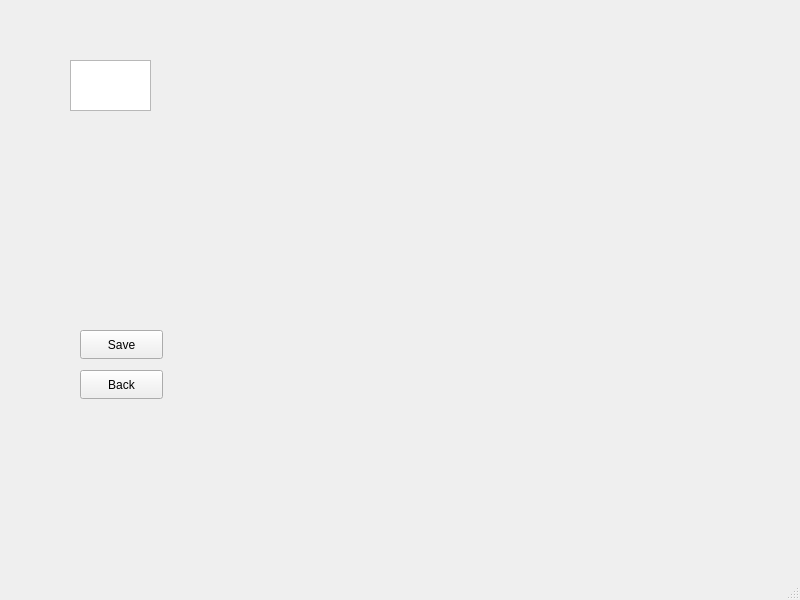
StephenFitz1/CS4076Project, file project/recipeCreationWindow.ui: the form before one commit.
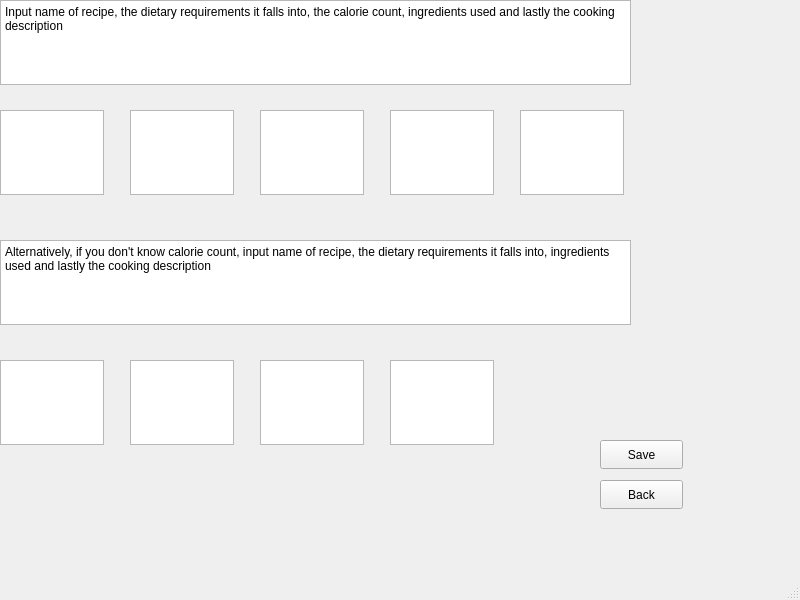
The form after the commit.

Patch:
```diff
--- a/project/recipeCreationWindow.ui
+++ b/project/recipeCreationWindow.ui
@@ -17,8 +17,8 @@
    <widget class="QPushButton" name="pushButton">
     <property name="geometry">
      <rect>
-      <x>80</x>
-      <y>370</y>
+      <x>600</x>
+      <y>480</y>
       <width>83</width>
       <height>29</height>
      </rect>
@@ -30,8 +30,8 @@
    <widget class="QPushButton" name="pushButton_2">
     <property name="geometry">
      <rect>
-      <x>80</x>
-      <y>330</y>
+      <x>600</x>
+      <y>440</y>
       <width>83</width>
       <height>29</height>
      </rect>
@@ -40,13 +40,135 @@
      <string>Save</string>
     </property>
    </widget>
+   <widget class="QPlainTextEdit" name="plainTextEdit">
+    <property name="geometry">
+     <rect>
+      <x>0</x>
+      <y>110</y>
+      <width>104</width>
+      <height>85</height>
+     </rect>
+    </property>
+   </widget>
+   <widget class="QPlainTextEdit" name="plainTextEdit_2">
+    <property name="geometry">
+     <rect>
+      <x>130</x>
+      <y>110</y>
+      <width>104</width>
+      <height>85</height>
+     </rect>
+    </property>
+   </widget>
+   <widget class="QPlainTextEdit" name="plainTextEdit_3">
+    <property name="geometry">
+     <rect>
+      <x>260</x>
+      <y>110</y>
+      <width>104</width>
+      <height>85</height>
+     </rect>
+    </property>
+   </widget>
+   <widget class="QPlainTextEdit" name="plainTextEdit_4">
+    <property name="geometry">
+     <rect>
+      <x>390</x>
+      <y>110</y>
+      <width>104</width>
+      <height>85</height>
+     </rect>
+    </property>
+   </widget>
+   <widget class="QPlainTextEdit" name="plainTextEdit_5">
+    <property name="geometry">
+     <rect>
+      <x>520</x>
+      <y>110</y>
+      <width>104</width>
+      <height>85</height>
+     </rect>
+    </property>
+   </widget>
    <widget class="QTextEdit" name="textEdit">
     <property name="geometry">
      <rect>
-      <x>70</x>
-      <y>60</y>
-      <width>81</width>
-      <height>51</height>
+      <x>0</x>
+      <y>0</y>
+      <width>631</width>
+      <height>85</height>
+     </rect>
+    </property>
+    <property name="html">
+     <string>&lt;!DOCTYPE HTML PUBLIC &quot;-//W3C//DTD HTML 4.0//EN&quot; &quot;http://www.w3.org/TR/REC-html40/strict.dtd&quot;&gt;
+&lt;html&gt;&lt;head&gt;&lt;meta name=&quot;qrichtext&quot; content=&quot;1&quot; /&gt;&lt;meta charset=&quot;utf-8&quot; /&gt;&lt;style type=&quot;text/css&quot;&gt;
+p, li { white-space: pre-wrap; }
+hr { height: 1px; border-width: 0; }
+li.unchecked::marker { content: &quot;\2610&quot;; }
+li.checked::marker { content: &quot;\2612&quot;; }
+&lt;/style&gt;&lt;/head&gt;&lt;body style=&quot; font-family:'Segoe UI'; font-size:9pt; font-weight:400; font-style:normal;&quot;&gt;
+&lt;p style=&quot; margin-top:0px; margin-bottom:0px; margin-left:0px; margin-right:0px; -qt-block-indent:0; text-indent:0px;&quot;&gt;Input name of recipe, the dietary requirements it falls into, the calorie count, ingredients used and lastly the cooking description&lt;/p&gt;
+&lt;p style=&quot;-qt-paragraph-type:empty; margin-top:0px; margin-bottom:0px; margin-left:0px; margin-right:0px; -qt-block-indent:0; text-indent:0px;&quot;&gt;&lt;br /&gt;&lt;/p&gt;&lt;/body&gt;&lt;/html&gt;</string>
+    </property>
+   </widget>
+   <widget class="QTextEdit" name="textEdit_2">
+    <property name="geometry">
+     <rect>
+      <x>0</x>
+      <y>240</y>
+      <width>631</width>
+      <height>85</height>
+     </rect>
+    </property>
+    <property name="html">
+     <string>&lt;!DOCTYPE HTML PUBLIC &quot;-//W3C//DTD HTML 4.0//EN&quot; &quot;http://www.w3.org/TR/REC-html40/strict.dtd&quot;&gt;
+&lt;html&gt;&lt;head&gt;&lt;meta name=&quot;qrichtext&quot; content=&quot;1&quot; /&gt;&lt;meta charset=&quot;utf-8&quot; /&gt;&lt;style type=&quot;text/css&quot;&gt;
+p, li { white-space: pre-wrap; }
+hr { height: 1px; border-width: 0; }
+li.unchecked::marker { content: &quot;\2610&quot;; }
+li.checked::marker { content: &quot;\2612&quot;; }
+&lt;/style&gt;&lt;/head&gt;&lt;body style=&quot; font-family:'Segoe UI'; font-size:9pt; font-weight:400; font-style:normal;&quot;&gt;
+&lt;p style=&quot; margin-top:0px; margin-bottom:0px; margin-left:0px; margin-right:0px; -qt-block-indent:0; text-indent:0px;&quot;&gt;Alternatively, if you don't know calorie count, input name of recipe, the dietary requirements it falls into, ingredients used and lastly the cooking description&lt;/p&gt;
+&lt;p style=&quot;-qt-paragraph-type:empty; margin-top:0px; margin-bottom:0px; margin-left:0px; margin-right:0px; -qt-block-indent:0; text-indent:0px;&quot;&gt;&lt;br /&gt;&lt;/p&gt;&lt;/body&gt;&lt;/html&gt;</string>
+    </property>
+   </widget>
+   <widget class="QPlainTextEdit" name="plainTextEdit_6">
+    <property name="geometry">
+     <rect>
+      <x>390</x>
+      <y>360</y>
+      <width>104</width>
+      <height>85</height>
+     </rect>
+    </property>
+   </widget>
+   <widget class="QPlainTextEdit" name="plainTextEdit_7">
+    <property name="geometry">
+     <rect>
+      <x>0</x>
+      <y>360</y>
+      <width>104</width>
+      <height>85</height>
+     </rect>
+    </property>
+   </widget>
+   <widget class="QPlainTextEdit" name="plainTextEdit_8">
+    <property name="geometry">
+     <rect>
+      <x>130</x>
+      <y>360</y>
+      <width>104</width>
+      <height>85</height>
+     </rect>
+    </property>
+   </widget>
+   <widget class="QPlainTextEdit" name="plainTextEdit_9">
+    <property name="geometry">
+     <rect>
+      <x>260</x>
+      <y>360</y>
+      <width>104</width>
+      <height>85</height>
      </rect>
     </property>
    </widget>
```
